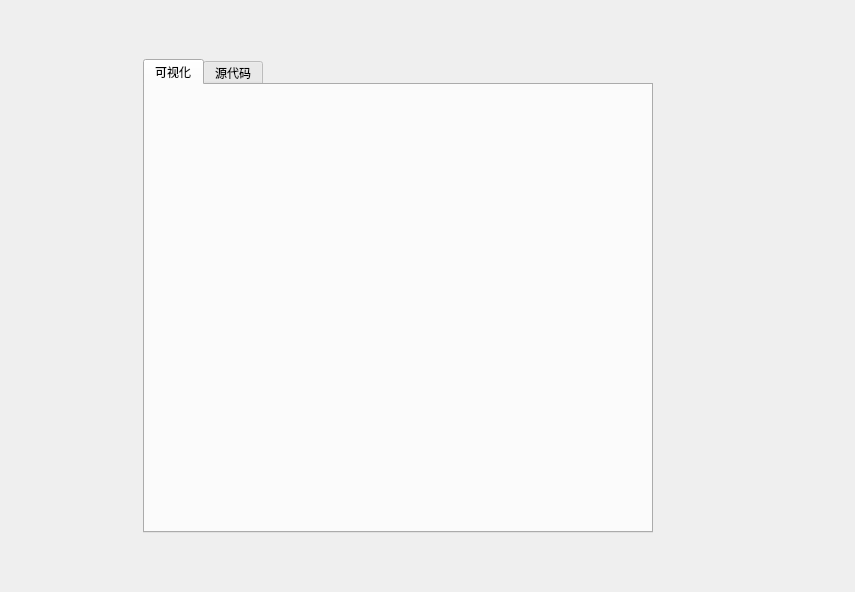
The window that src/gui/main.ui (zaziax/ZRPA) describes before a commit, drawn with Qt 5.
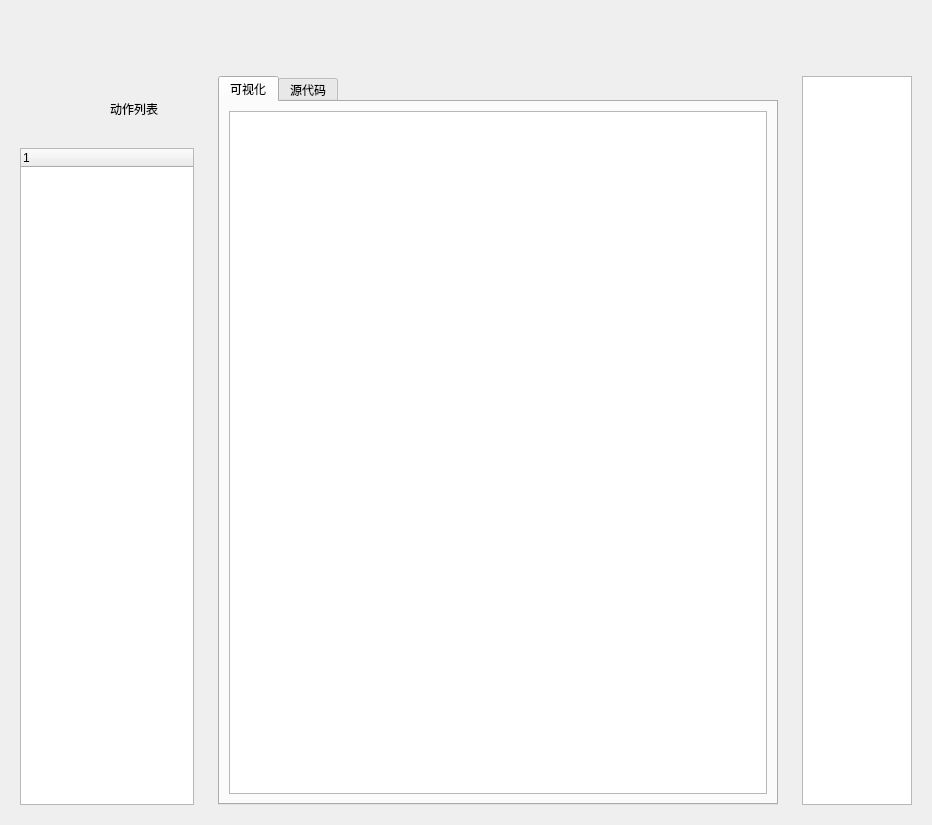
The same window after the commit. The open tabs and pages were chosen to show the change. Icons and pictures are not drawn. Custom widgets are drawn as their Qt base class.

Commit message: 主页结构ui最终版

Diff of the .ui file:
```diff
--- a/src/gui/main.ui
+++ b/src/gui/main.ui
@@ -6,23 +6,65 @@
    <rect>
     <x>0</x>
     <y>0</y>
-    <width>855</width>
-    <height>592</height>
+    <width>932</width>
+    <height>825</height>
    </rect>
   </property>
   <property name="windowTitle">
    <string>Form</string>
   </property>
-  <layout class="QVBoxLayout" name="verticalLayout_2" stretch="2">
-   <item>
-    <layout class="QVBoxLayout" name="mainLayout" stretch="1,15,1">
+  <layout class="QGridLayout" name="gridLayout_2">
+   <item row="0" column="0">
+    <layout class="QVBoxLayout" name="mainLayout" stretch="1,15">
      <item>
       <widget class="CommandBar" name="HeaderToolBar"/>
      </item>
      <item>
-      <layout class="QHBoxLayout" name="Layout_content" stretch="2,9,3">
+      <layout class="QHBoxLayout" name="Layout_content" stretch="3,9,2">
        <item>
-        <widget class="SimpleCardWidget" name="ActionMenuBar"/>
+        <widget class="SimpleCardWidget" name="ActionMenuBar">
+         <layout class="QVBoxLayout" name="verticalLayout_2" stretch="1,10">
+          <item>
+           <widget class="SimpleCardWidget" name="SimpleCardWidget">
+            <property name="minimumSize">
+             <size>
+              <width>100</width>
+              <height>0</height>
+             </size>
+            </property>
+            <layout class="QHBoxLayout" name="horizontalLayout">
+             <item>
+              <widget class="IconWidget" name="IconWidget">
+               <property name="icon">
+                <iconset resource="../resources/img/rpa.qrc">
+                 <normaloff>:/icon/jigsaw.png</normaloff>:/icon/jigsaw.png</iconset>
+               </property>
+              </widget>
+             </item>
+             <item>
+              <widget class="CaptionLabel" name="CaptionLabel">
+               <property name="text">
+                <string>动作列表</string>
+               </property>
+               <property name="pixelFontSize" stdset="0">
+                <number>20</number>
+               </property>
+              </widget>
+             </item>
+            </layout>
+           </widget>
+          </item>
+          <item>
+           <widget class="TreeWidget" name="TreeWidget">
+            <column>
+             <property name="text">
+              <string notr="true">1</string>
+             </property>
+            </column>
+           </widget>
+          </item>
+         </layout>
+        </widget>
        </item>
        <item>
         <widget class="SimpleCardWidget" name="ScriptEditBar">
@@ -36,6 +78,11 @@
              <attribute name="title">
               <string>可视化</string>
              </attribute>
+             <layout class="QGridLayout" name="gridLayout">
+              <item row="0" column="0">
+               <widget class="ListWidget" name="ListWidget"/>
+              </item>
+             </layout>
             </widget>
             <widget class="QWidget" name="SourceCodeTab">
              <attribute name="title">
@@ -48,18 +95,26 @@
         </widget>
        </item>
        <item>
-        <widget class="SimpleCardWidget" name="AttributeBar"/>
+        <widget class="SimpleCardWidget" name="AttributeBar">
+         <layout class="QVBoxLayout" name="verticalLayout_3">
+          <item>
+           <widget class="ListWidget" name="ListWidget_2"/>
+          </item>
+         </layout>
+        </widget>
        </item>
       </layout>
      </item>
-     <item>
-      <widget class="SimpleCardWidget" name="foot"/>
-     </item>
     </layout>
    </item>
   </layout>
  </widget>
  <customwidgets>
+  <customwidget>
+   <class>IconWidget</class>
+   <extends>QWidget</extends>
+   <header>qfluentwidgets</header>
+  </customwidget>
   <customwidget>
    <class>CardWidget</class>
    <extends>QFrame</extends>
@@ -72,11 +127,31 @@
    <header>qfluentwidgets</header>
    <container>1</container>
   </customwidget>
+  <customwidget>
+   <class>CaptionLabel</class>
+   <extends>QLabel</extends>
+   <header>qfluentwidgets</header>
+  </customwidget>
+  <customwidget>
+   <class>PlainTextEdit</class>
+   <extends>QPlainTextEdit</extends>
+   <header>qfluentwidgets</header>
+  </customwidget>
   <customwidget>
    <class>CommandBar</class>
    <extends>QFrame</extends>
    <header>qfluentwidgets</header>
   </customwidget>
+  <customwidget>
+   <class>ListWidget</class>
+   <extends>QListWidget</extends>
+   <header>qfluentwidgets</header>
+  </customwidget>
+  <customwidget>
+   <class>TreeWidget</class>
+   <extends>QTreeWidget</extends>
+   <header>qfluentwidgets</header>
+  </customwidget>
  </customwidgets>
  <tabstops>
   <tabstop>tabWidget</tabstop>
```
Left out of the diff: 14 changed lines with no effect on the pictures.
